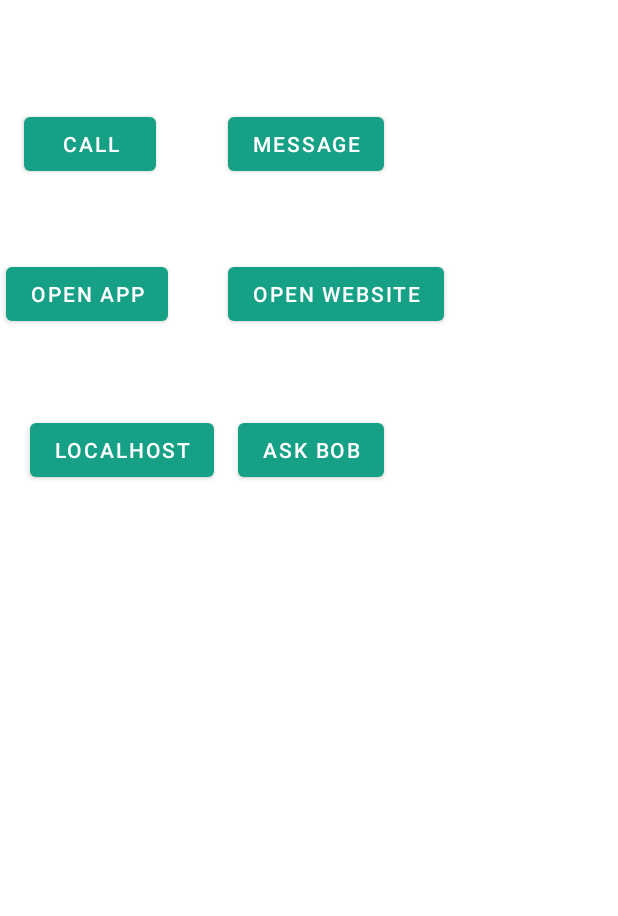
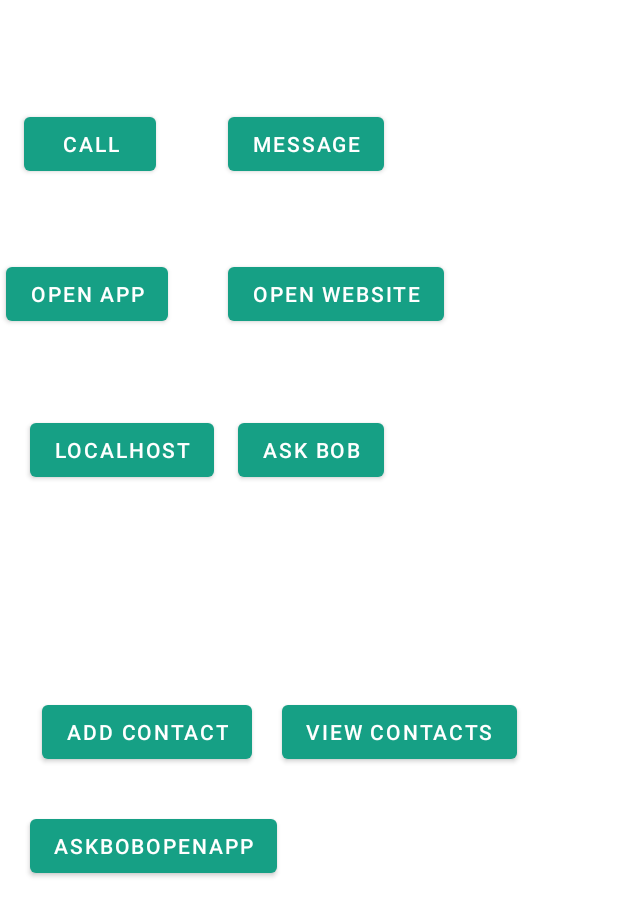
Before and after one commit to UCLComputerScience/COMP0016_2020_21_Team25, an Android app: the HistoryView screen opened directly, with no data from a screen before it, on a phone screen of 412 x 824 dp. Shown: the top 916 px of the screen. Run offline under Robolectric (Android 15) with nearby library versions, the light colour scheme and no system bars.

Commit message:
Extended commands from AskBob; added contact searching framework

```diff
--- a/App/app/app/src/main/AndroidManifest.xml
+++ b/App/app/app/src/main/AndroidManifest.xml
@@ -6,6 +6,8 @@
     <uses-permission android:name="android.permission.CALL_PHONE"/>
     <uses-permission android:name="android.permission.SEND_SMS"/>
     <uses-permission android:name="android.permission.ACCESS_NETWORK_STATE"/>
+    <uses-permission android:name="android.permission.READ_CONTACTS"/>
+    <uses-permission android:name="android.permission.WRITE_CONTACTS"/>
     <application
         android:usesCleartextTraffic="true"
         android:allowBackup="true"
--- a/App/app/app/src/main/java/com/example/fisev2concierge/HistoryView.java
+++ b/App/app/app/src/main/java/com/example/fisev2concierge/HistoryView.java
@@ -11,8 +11,10 @@ import androidx.annotation.NonNull;
 import androidx.appcompat.app.AppCompatActivity;
 
 import com.example.fisev2concierge.controllers.MainController;
+import com.example.fisev2concierge.functionalityClasses.SearchContacts;
 
 import java.util.ArrayList;
+import java.util.HashMap;
 
 public class HistoryView extends AppCompatActivity {
     public Button button;
@@ -53,7 +55,7 @@ public class HistoryView extends AppCompatActivity {
         webButton.setOnClickListener(new View.OnClickListener() {
             @Override
             public void onClick(View v) {
-                mainController.openWebsite(HistoryView.this, "http://10.0.2.2:8080/servicedata?id=28");
+                mainController.openWebsite(HistoryView.this, "https://www.amazon.co.uk/");
             }
         });
 
@@ -69,8 +71,35 @@ public class HistoryView extends AppCompatActivity {
         askBobButton.setOnClickListener(new View.OnClickListener() {
             @Override
             public void onClick(View v) {
-                ArrayList<String> result = mainController.askBobServices("query", "message=\"tell me a pun\"&sender=\"user\"");
+                ArrayList<String> result = mainController.askBobServices("query", "message=\"tell me a joke\"&sender=\"user\"");
                 System.out.println("AskBobResult: " + result.toString());
+            }
+        });
+
+        Button addContact = findViewById(R.id.addContactButton);
+        addContact.setOnClickListener(new View.OnClickListener() {
+            @Override
+            public void onClick(View v) {
+                SearchContacts searchContacts = new SearchContacts(HistoryView.this, HistoryView.this, HistoryView.this);
+                searchContacts.addContacts("Bob 1", "05688797897");
+            }
+        });
+
+        Button viewContacts = findViewById(R.id.viewContactsButton);
+        viewContacts.setOnClickListener(new View.OnClickListener() {
+            @Override
+            public void onClick(View v) {
+                SearchContacts searchContacts = new SearchContacts(HistoryView.this, HistoryView.this, HistoryView.this);
+                searchContacts.searchContacts("Bob 1");
+            }
+        });
+
+        Button askBobOpenApp = findViewById(R.id.askBobOpenApp);
+        askBobOpenApp.setOnClickListener(new View.OnClickListener() {
+            @Override
+            public void onClick(View v) {
+                HashMap askBobResponse = mainController.askBobRequest("open settings");
+                mainController.askBobController(askBobResponse, HistoryView.this, HistoryView.this, HistoryView.this);
             }
         });
     }
--- a/App/app/app/src/main/java/com/example/fisev2concierge/MainActivity.java
+++ b/App/app/app/src/main/java/com/example/fisev2concierge/MainActivity.java
@@ -44,6 +44,7 @@ public class MainActivity extends AppCompatActivity {
                 switch(event.getAction()){
                     case MotionEvent.ACTION_UP:
                         //test opening apps
+                        //test if calls are made automatically after being granted permission
                         speechRecognition.stopListening();
                         String userRequest = String.valueOf(conciergeStatusText.getText());
                         conciergeStatusText.setHint("Concierge is off");
--- a/App/app/app/src/main/java/com/example/fisev2concierge/askBobConnectivity/AskBobResponseParser.java
+++ b/App/app/app/src/main/java/com/example/fisev2concierge/askBobConnectivity/AskBobResponseParser.java
@@ -22,8 +22,12 @@ public class AskBobResponseParser {
                     break;
                 case "CALL_CONTACT":
                     parsedResponse.put("Contact", custom.getString("Contact"));
+                    break;
                 case "SMS_CONTACT":
                     parsedResponse.put("Contact", custom.getString("Contact"));
+                    break;
+                case "OPEN_APP":
+                    parsedResponse.put("Application", custom.getString("Application"));
                     break;
             }
         } catch (Exception e){
--- a/App/app/app/src/main/java/com/example/fisev2concierge/controllers/MainController.java
+++ b/App/app/app/src/main/java/com/example/fisev2concierge/controllers/MainController.java
@@ -15,6 +15,7 @@ import com.example.fisev2concierge.functionalityClasses.CallFunctionality;
 import com.example.fisev2concierge.functionalityClasses.OpenAppFunctionality;
 import com.example.fisev2concierge.functionalityClasses.OpenWebsiteFunctionality;
 import com.example.fisev2concierge.functionalityClasses.RemindersFunctionality;
+import com.example.fisev2concierge.functionalityClasses.SearchContacts;
 import com.example.fisev2concierge.functionalityClasses.SmsFunctionality;
 
 import java.util.ArrayList;
@@ -22,6 +23,11 @@ import java.util.Calendar;
 import java.util.HashMap;
 
 public class MainController{
+
+    public String searchContact(String name, AppCompatActivity appCompatActivity, Context context, Activity activity){
+        SearchContacts searchContacts = new SearchContacts(appCompatActivity, context, activity);
+        return searchContacts.searchContacts(name);
+    }
 
     public HashMap askBobRequest(String sTT){
         AskBobRequest askBobRequest = new AskBobRequest();
--- a/App/app/app/src/main/java/com/example/fisev2concierge/functionalityClasses/OpenAppFunctionality.java
+++ b/App/app/app/src/main/java/com/example/fisev2concierge/functionalityClasses/OpenAppFunctionality.java
@@ -39,7 +39,6 @@ public class OpenAppFunctionality {
 
     public void openApp(String appName){
         String packageName = (String) appPackageNames.get(appName);
-        System.out.println(packageName);
         Intent launchIntent = appCompatActivity.getPackageManager().getLaunchIntentForPackage(packageName);
         if (launchIntent != null){
             appCompatActivity.startActivity(launchIntent);
@@ -49,6 +48,5 @@ public class OpenAppFunctionality {
             launchIntent.setData(Uri.parse("https://play.google.com/store/apps/details?id=" + packageName));
             appCompatActivity.startActivity(launchIntent);
         }
-        //
     }
 }
--- a/App/app/app/src/main/res/layout/history_view.xml
+++ b/App/app/app/src/main/res/layout/history_view.xml
@@ -72,4 +72,37 @@
         android:text="Ask Bob"
         app:layout_constraintEnd_toEndOf="parent"
         app:layout_constraintTop_toTopOf="parent" />
+
+    <Button
+        android:id="@+id/addContactButton"
+        android:layout_width="wrap_content"
+        android:layout_height="wrap_content"
+        android:layout_marginStart="28dp"
+        android:layout_marginLeft="28dp"
+        android:layout_marginBottom="312dp"
+        android:text="Add Contact"
+        app:layout_constraintBottom_toBottomOf="parent"
+        app:layout_constraintStart_toStartOf="parent" />
+
+    <Button
+        android:id="@+id/viewContactsButton"
+        android:layout_width="wrap_content"
+        android:layout_height="wrap_content"
+        android:layout_marginStart="188dp"
+        android:layout_marginLeft="188dp"
+        android:layout_marginBottom="312dp"
+        android:text="View Contacts"
+        app:layout_constraintBottom_toBottomOf="parent"
+        app:layout_constraintStart_toStartOf="parent" />
+
+    <Button
+        android:id="@+id/askBobOpenApp"
+        android:layout_width="wrap_content"
+        android:layout_height="wrap_content"
+        android:layout_marginStart="20dp"
+        android:layout_marginLeft="20dp"
+        android:layout_marginBottom="236dp"
+        android:text="AskBobOpenApp"
+        app:layout_constraintBottom_toBottomOf="parent"
+        app:layout_constraintStart_toStartOf="parent" />
 </androidx.constraintlayout.widget.ConstraintLayout>
```
Also changed, not shown: App/app/app/src/main/java/com/example/fisev2concierge/controllers/AskBobResponseController.java (+19 -10 lines), App/app/app/src/main/java/com/example/fisev2concierge/functionalityClasses/SearchContacts.java (+103 -1 lines).
